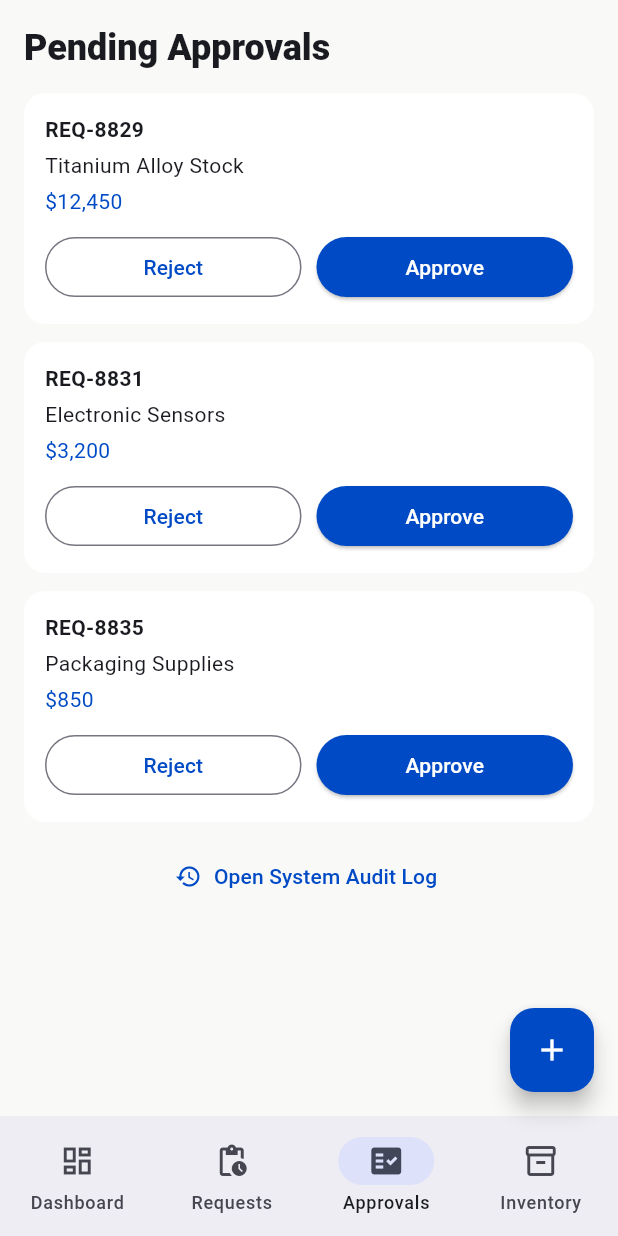
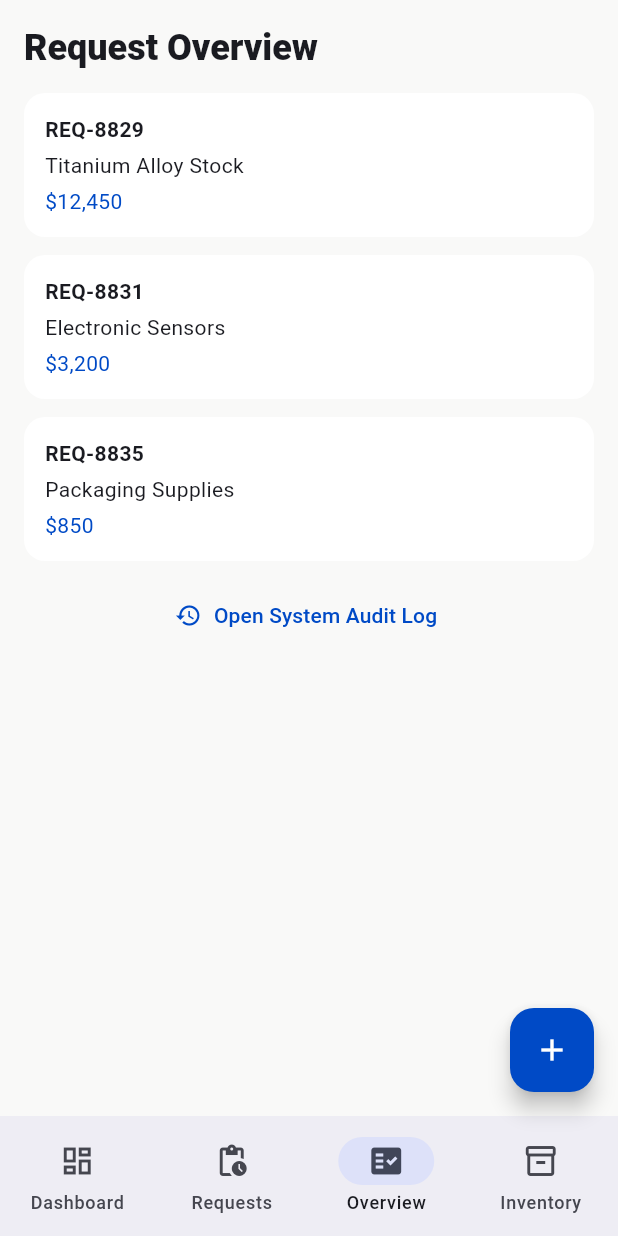
Before and after one commit to krisnamachmud/inventrack, a Flutter app: the HomeShellScreen screen opened by its route, item 3 of the bottom bar chosen, on a phone screen of 412 x 824 dp. Run offline on Flutter 3.47's test engine with Material 3 defaults, Android fonts, the phone set to English and light mode, and no system bars.

Commit message:
update dashboard, home shell, requests, dan rename approvals screen lib/screens/overview_screen.dart

```diff
--- a/lib/screens/dashboard_screen.dart
+++ b/lib/screens/dashboard_screen.dart
@@ -22,7 +22,7 @@ class DashboardScreen extends StatelessWidget {
         'color': Colors.amber,
       },
       {
-        'title': 'PR Approved',
+        'title': 'PR Processed',
         'value': '45',
         'icon': Icons.verified,
         'color': Colors.green,
--- a/lib/screens/home_shell_screen.dart
+++ b/lib/screens/home_shell_screen.dart
@@ -2,9 +2,9 @@ import 'package:flutter/material.dart';
 
 import '../app.dart';
 import '../theme/app_colors.dart';
-import 'approvals_screen.dart';
 import 'dashboard_screen.dart';
 import 'inventory_screen.dart';
+import 'overview_screen.dart';
 import 'requests_screen.dart';
 
 class HomeShellScreen extends StatefulWidget {
@@ -27,12 +27,11 @@ class _HomeShellScreenState extends State<HomeShellScreen> {
         },
       ),
       RequestsScreen(
-        onOpenApprovals: () => setState(() => _currentIndex = 2),
         onOpenPoTracking: () {
           Navigator.pushNamed(context, InvenTrackApp.poTrackingRoute);
         },
       ),
-      ApprovalsScreen(
+      OverviewScreen(
         onOpenAuditLog: () {
           Navigator.pushNamed(context, InvenTrackApp.auditLogRoute);
         },
@@ -87,7 +86,7 @@ class _HomeShellScreenState extends State<HomeShellScreen> {
           NavigationDestination(
             icon: Icon(Icons.fact_check_outlined),
             selectedIcon: Icon(Icons.fact_check),
-            label: 'Approvals',
+            label: 'Overview',
           ),
           NavigationDestination(
             icon: Icon(Icons.inventory_2_outlined),
--- a/lib/screens/approvals_screen.dart
+++ b/lib/screens/overview_screen.dart
@@ -2,14 +2,14 @@ import 'package:flutter/material.dart';
 
 import '../theme/app_colors.dart';
 
-class ApprovalsScreen extends StatelessWidget {
-  const ApprovalsScreen({required this.onOpenAuditLog, super.key});
+class OverviewScreen extends StatelessWidget {
+  const OverviewScreen({required this.onOpenAuditLog, super.key});
 
   final VoidCallback onOpenAuditLog;
 
   @override
   Widget build(BuildContext context) {
-    final pending = [
+    final requestOverview = [
       ('REQ-8829', 'Titanium Alloy Stock', r'$12,450'),
       ('REQ-8831', 'Electronic Sensors', r'$3,200'),
       ('REQ-8835', 'Packaging Supplies', r'$850'),
@@ -19,13 +19,13 @@ class ApprovalsScreen extends StatelessWidget {
       padding: const EdgeInsets.all(16),
       children: [
         Text(
-          'Pending Approvals',
+          'Request Overview',
           style: Theme.of(context).textTheme.headlineSmall?.copyWith(
                 fontWeight: FontWeight.w800,
               ),
         ),
         const SizedBox(height: 14),
-        ...pending.map(
+        ...requestOverview.map(
           (item) => Container(
             margin: const EdgeInsets.only(bottom: 12),
             padding: const EdgeInsets.all(14),
@@ -41,36 +41,6 @@ class ApprovalsScreen extends StatelessWidget {
                 Text(item.$2),
                 const SizedBox(height: 4),
                 Text(item.$3, style: const TextStyle(color: AppColors.primary)),
-                const SizedBox(height: 10),
-                Row(
-                  children: [
-                    Expanded(
-                      child: OutlinedButton(
-                        onPressed: () {
-                          ScaffoldMessenger.of(context).showSnackBar(
-                            SnackBar(content: Text('${item.$1} rejected')),
-                          );
-                        },
-                        child: const Text('Reject'),
-                      ),
-                    ),
-                    const SizedBox(width: 10),
-                    Expanded(
-                      child: ElevatedButton(
-                        style: ElevatedButton.styleFrom(
-                          backgroundColor: AppColors.primary,
-                          foregroundColor: Colors.white,
-                        ),
-                        onPressed: () {
-                          ScaffoldMessenger.of(context).showSnackBar(
-                            SnackBar(content: Text('${item.$1} approved')),
-                          );
-                        },
-                        child: const Text('Approve'),
-                      ),
-                    ),
-                  ],
-                ),
               ],
             ),
           ),
```
Also changed, not shown: lib/screens/requests_screen.dart (+2 -5 lines).
